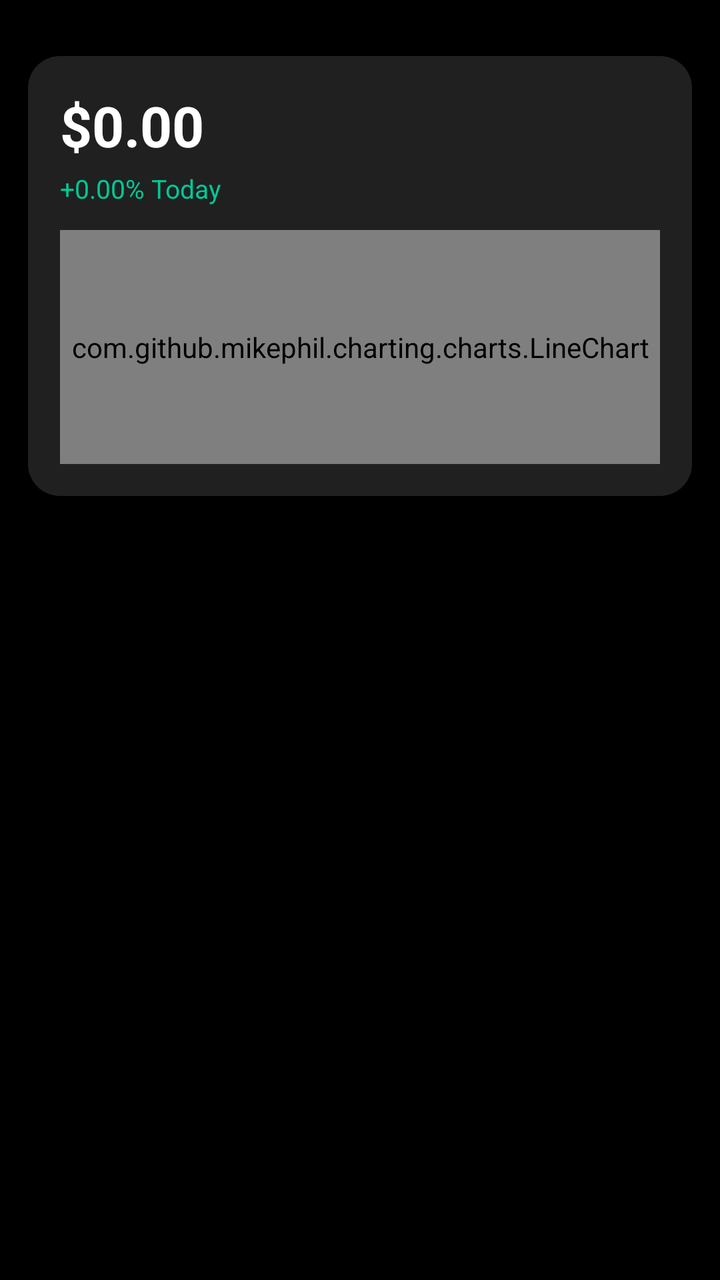
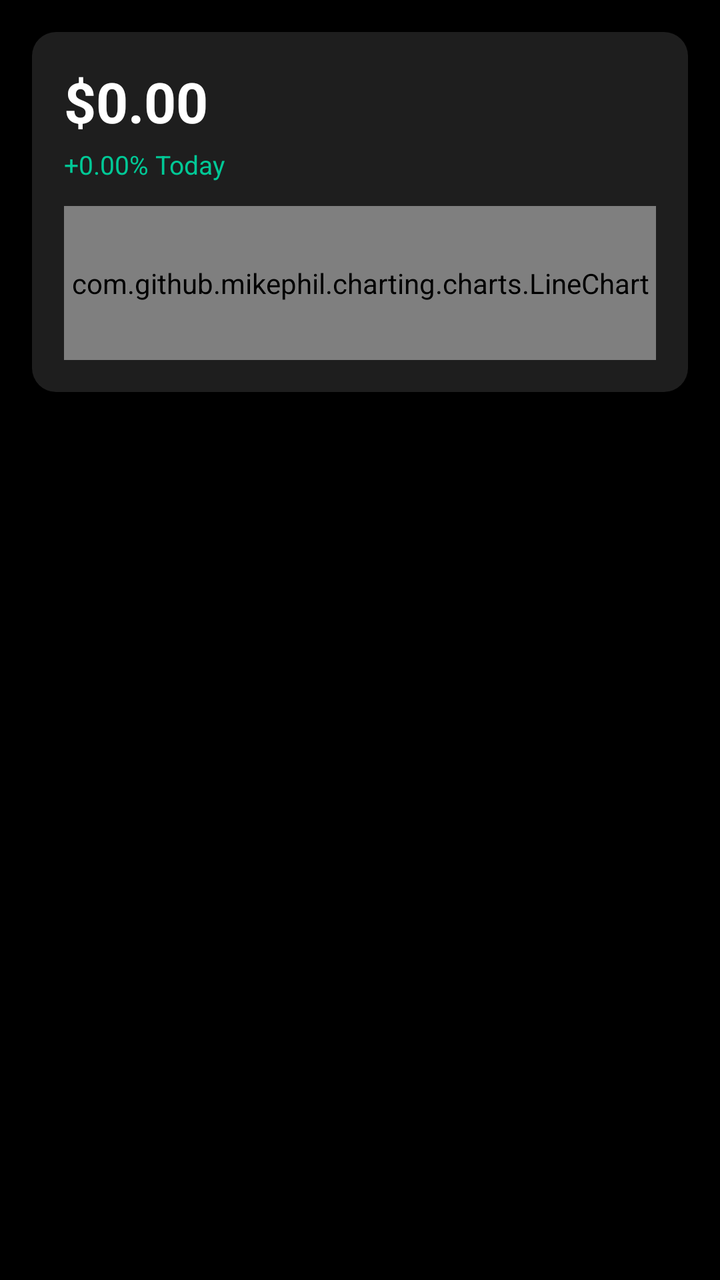

Before-and-after screenshots of an Android layout around one commit, followed by the original layout XML and the change that was made.
<!-- AndroidManifest.xml: application theme Theme.PaperTraderV2 -->
<!-- res/layout/fragment_home.xml -->
<?xml version="1.0" encoding="utf-8"?>
<LinearLayout xmlns:android="http://schemas.android.com/apk/res/android"
    android:layout_width="match_parent"
    android:layout_height="match_parent"
    android:orientation="vertical"
    android:background="#000000"
    android:paddingStart="14dp"
    android:paddingEnd="14dp"
    android:paddingTop="28dp"
    android:paddingBottom="86dp">

    <LinearLayout
        android:id="@+id/portfolioCard"
        android:layout_width="match_parent"
        android:layout_height="220dp"
        android:orientation="vertical"
        android:background="@drawable/bg_home_chart_card"
        android:padding="16dp"
        android:layout_marginBottom="20dp">

        <TextView
            android:id="@+id/portfolioBalance"
            android:layout_width="wrap_content"
            android:layout_height="wrap_content"
            android:text="$0.00"
            android:textColor="#FFFFFF"
            android:textSize="28sp"
            android:textStyle="bold" />

        <TextView
            android:id="@+id/portfolioGrowth"
            android:layout_width="wrap_content"
            android:layout_height="wrap_content"
            android:text="+0.00% Today"
            android:textColor="#00C896"
            android:textSize="13sp"
            android:paddingTop="4dp" />

        <com.github.mikephil.charting.charts.LineChart
            android:id="@+id/portfolioChart"
            android:layout_width="match_parent"
            android:layout_height="0dp"
            android:layout_weight="1"
            android:layout_marginTop="12dp" />

    </LinearLayout>

    <androidx.recyclerview.widget.RecyclerView
        android:id="@+id/homeFilterRecycler"
        android:layout_width="match_parent"
        android:layout_height="42dp"
        android:layout_marginBottom="18dp"
        android:paddingStart="12dp"
        android:paddingEnd="12dp"
        android:clipToPadding="false" />

    <androidx.recyclerview.widget.RecyclerView
        android:id="@+id/stocksRecyclerView"
        android:layout_width="match_parent"
        android:layout_height="0dp"
        android:layout_weight="1"
        android:clipToPadding="false" />

</LinearLayout>
<!-- resources referenced by this layout -->
<resources>
  <!-- drawable bg_home_chart_card (drawable) -->
  <?xml version="1.0" encoding="utf-8"?>
  <shape xmlns:android="http://schemas.android.com/apk/res/android">
      <solid android:color="#202020" />
      <corners android:radius="16dp" />
  </shape>
  <style name="Theme.PaperTraderV2" parent="Base.Theme.PaperTraderV2" />
  <style name="Base.Theme.PaperTraderV2" parent="Theme.Material3.DayNight.NoActionBar">
          <item name="android:windowBackground">#000000</item>
          <item name="android:colorBackground">#000000</item>
          <item name="colorPrimary">#000000</item>
          <item name="colorPrimaryContainer">#000000</item>
          <item name="colorSurface">#000000</item>
          <item name="colorSurfaceVariant">#000000</item>
          <item name="android:navigationBarColor">#0D0D0D</item>
          <item name="android:statusBarColor">#000000</item>
          <item name="android:windowLightStatusBar">false</item>
          <item name="android:windowLightNavigationBar">false</item>
      </style>
</resources>

<!-- the commit's change to res/layout/fragment_home.xml (unified diff, before → after) -->
@@ -4,19 +4,19 @@
     android:layout_height="match_parent"
     android:orientation="vertical"
     android:background="#000000"
-    android:paddingStart="14dp"
-    android:paddingEnd="14dp"
-    android:paddingTop="28dp"
-    android:paddingBottom="86dp">
+    android:paddingStart="16dp"
+    android:paddingEnd="16dp"
+    android:paddingTop="16dp"
+    android:paddingBottom="16dp">
 
     <LinearLayout
         android:id="@+id/portfolioCard"
         android:layout_width="match_parent"
-        android:layout_height="220dp"
+        android:layout_height="180dp"
         android:orientation="vertical"
-        android:background="@drawable/bg_home_chart_card"
+        android:background="@drawable/bg_card_dark"
         android:padding="16dp"
-        android:layout_marginBottom="20dp">
+        android:layout_marginBottom="16dp">
 
         <TextView
             android:id="@+id/portfolioBalance"
@@ -48,10 +48,8 @@
     <androidx.recyclerview.widget.RecyclerView
         android:id="@+id/homeFilterRecycler"
         android:layout_width="match_parent"
-        android:layout_height="42dp"
-        android:layout_marginBottom="18dp"
-        android:paddingStart="12dp"
-        android:paddingEnd="12dp"
+        android:layout_height="44dp"
+        android:layout_marginBottom="12dp"
         android:clipToPadding="false" />
 
     <androidx.recyclerview.widget.RecyclerView
@@ -59,6 +57,7 @@
         android:layout_width="match_parent"
         android:layout_height="0dp"
         android:layout_weight="1"
-        android:clipToPadding="false" />
+        android:clipToPadding="false"
+        android:paddingBottom="12dp" />
 
 </LinearLayout>
<!-- resource entries referenced after the edit -->
@@ -1,10 +1,11 @@
 <!-- resources referenced by this layout -->
 <resources>
-  <!-- drawable bg_home_chart_card (drawable) -->
+  <!-- drawable bg_card_dark (drawable) -->
   <?xml version="1.0" encoding="utf-8"?>
-  <shape xmlns:android="http://schemas.android.com/apk/res/android">
-      <solid android:color="#202020" />
-      <corners android:radius="16dp" />
+  <shape xmlns:android="http://schemas.android.com/apk/res/android"
+      android:shape="rectangle">
+      <solid android:color="#1E1E1E" />
+      <corners android:radius="12dp" />
   </shape>
   <style name="Theme.PaperTraderV2" parent="Base.Theme.PaperTraderV2" />
   <style name="Base.Theme.PaperTraderV2" parent="Theme.Material3.DayNight.NoActionBar">
